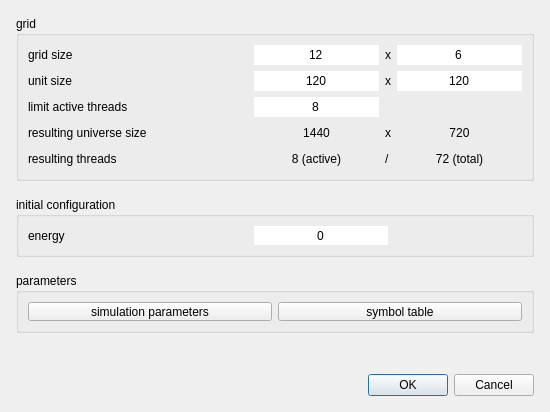
Above: source/Gui/NewSimulationDialog.ui from chrxh/alien before the change. Below: the same form after it.
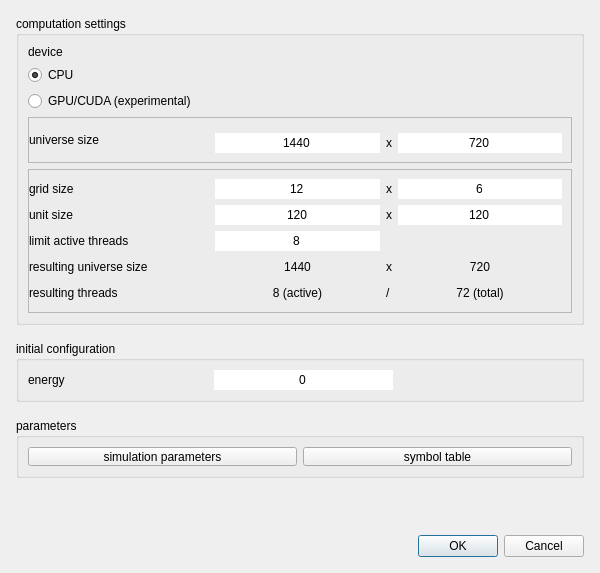
That is the form after the change.

Commit message: new simulation dialog extended: user can choose between cpu and gpu computation

The edit to the form file:
```diff
--- a/source/Gui/NewSimulationDialog.ui
+++ b/source/Gui/NewSimulationDialog.ui
@@ -6,8 +6,8 @@
    <rect>
     <x>0</x>
     <y>0</y>
-    <width>550</width>
-    <height>412</height>
+    <width>600</width>
+    <height>573</height>
    </rect>
   </property>
   <property name="minimumSize">
@@ -38,229 +38,6 @@
    <property name="spacing">
     <number>16</number>
    </property>
-   <item row="0" column="0">
-    <widget class="QGroupBox" name="groupBox">
-     <property name="sizePolicy">
-      <sizepolicy hsizetype="Preferred" vsizetype="Minimum">
-       <horstretch>0</horstretch>
-       <verstretch>0</verstretch>
-      </sizepolicy>
-     </property>
-     <property name="minimumSize">
-      <size>
-       <width>0</width>
-       <height>0</height>
-      </size>
-     </property>
-     <property name="title">
-      <string>grid</string>
-     </property>
-     <layout class="QGridLayout" name="gridLayout_2" columnstretch="0,0,0,0" columnminimumwidth="220,0,0,0">
-      <item row="0" column="1">
-       <widget class="QLineEdit" name="gridSizeXEdit">
-        <property name="text">
-         <string>12</string>
-        </property>
-        <property name="frame">
-         <bool>false</bool>
-        </property>
-        <property name="alignment">
-         <set>Qt::AlignCenter</set>
-        </property>
-       </widget>
-      </item>
-      <item row="1" column="2">
-       <widget class="QLabel" name="label_2">
-        <property name="text">
-         <string>x</string>
-        </property>
-       </widget>
-      </item>
-      <item row="3" column="2">
-       <widget class="QLabel" name="label_8">
-        <property name="enabled">
-         <bool>true</bool>
-        </property>
-        <property name="text">
-         <string>x</string>
-        </property>
-       </widget>
-      </item>
-      <item row="0" column="3">
-       <widget class="QLineEdit" name="gridSizeYEdit">
-        <property name="text">
-         <string>6</string>
-        </property>
-        <property name="frame">
-         <bool>false</bool>
-        </property>
-        <property name="alignment">
-         <set>Qt::AlignCenter</set>
-        </property>
-       </widget>
-      </item>
-      <item row="0" column="2">
-       <widget class="QLabel" name="label_5">
-        <property name="text">
-         <string>x</string>
-        </property>
-       </widget>
-      </item>
-      <item row="3" column="0">
-       <widget class="QLabel" name="label_7">
-        <property name="minimumSize">
-         <size>
-          <width>180</width>
-          <height>20</height>
-         </size>
-        </property>
-        <property name="text">
-         <string>resulting universe size</string>
-        </property>
-       </widget>
-      </item>
-      <item row="1" column="3">
-       <widget class="QLineEdit" name="unitSizeYEdit">
-        <property name="text">
-         <string>120</string>
-        </property>
-        <property name="frame">
-         <bool>false</bool>
-        </property>
-        <property name="alignment">
-         <set>Qt::AlignCenter</set>
-        </property>
-       </widget>
-      </item>
-      <item row="1" column="0">
-       <widget class="QLabel" name="label">
-        <property name="text">
-         <string>unit size</string>
-        </property>
-       </widget>
-      </item>
-      <item row="3" column="3">
-       <widget class="QLabel" name="universeSizeYLabel">
-        <property name="text">
-         <string>720</string>
-        </property>
-        <property name="alignment">
-         <set>Qt::AlignCenter</set>
-        </property>
-       </widget>
-      </item>
-      <item row="3" column="1">
-       <widget class="QLabel" name="universeSizeXLabel">
-        <property name="text">
-         <string>1440</string>
-        </property>
-        <property name="alignment">
-         <set>Qt::AlignCenter</set>
-        </property>
-       </widget>
-      </item>
-      <item row="1" column="1">
-       <widget class="QLineEdit" name="unitSizeXEdit">
-        <property name="text">
-         <string>120</string>
-        </property>
-        <property name="frame">
-         <bool>false</bool>
-        </property>
-        <property name="alignment">
-         <set>Qt::AlignCenter</set>
-        </property>
-       </widget>
-      </item>
-      <item row="0" column="0">
-       <widget class="QLabel" name="label_4">
-        <property name="text">
-         <string>grid size</string>
-        </property>
-       </widget>
-      </item>
-      <item row="4" column="3">
-       <widget class="QLabel" name="totalThreadsLabel">
-        <property name="text">
-         <string>72 (total)</string>
-        </property>
-        <property name="alignment">
-         <set>Qt::AlignCenter</set>
-        </property>
-       </widget>
-      </item>
-      <item row="4" column="2">
-       <widget class="QLabel" name="label_12">
-        <property name="text">
-         <string>/</string>
-        </property>
-       </widget>
-      </item>
-      <item row="4" column="1">
-       <widget class="QLabel" name="activeThreadsLabel">
-        <property name="text">
-         <string>8 (active)</string>
-        </property>
-        <property name="alignment">
-         <set>Qt::AlignCenter</set>
-        </property>
-       </widget>
-      </item>
-      <item row="2" column="0">
-       <widget class="QLabel" name="label_6">
-        <property name="minimumSize">
-         <size>
-          <width>180</width>
-          <height>0</height>
-         </size>
-        </property>
-        <property name="text">
-         <string>limit active threads</string>
-        </property>
-       </widget>
-      </item>
-      <item row="2" column="1">
-       <widget class="QLineEdit" name="maxThreadsEdit">
-        <property name="text">
-         <string>8</string>
-        </property>
-        <property name="frame">
-         <bool>false</bool>
-        </property>
-        <property name="alignment">
-         <set>Qt::AlignCenter</set>
-        </property>
-       </widget>
-      </item>
-      <item row="2" column="3">
-       <spacer name="horizontalSpacer">
-        <property name="orientation">
-         <enum>Qt::Horizontal</enum>
-        </property>
-        <property name="sizeHint" stdset="0">
-         <size>
-          <width>120</width>
-          <height>20</height>
-         </size>
-        </property>
-       </spacer>
-      </item>
-      <item row="4" column="0">
-       <widget class="QLabel" name="label_9">
-        <property name="minimumSize">
-         <size>
-          <width>0</width>
-          <height>20</height>
-         </size>
-        </property>
-        <property name="text">
-         <string>resulting threads</string>
-        </property>
-       </widget>
-      </item>
-     </layout>
-    </widget>
-   </item>
    <item row="1" column="0">
     <widget class="QGroupBox" name="groupBox_3">
      <property name="minimumSize">
@@ -272,7 +49,20 @@
      <property name="title">
       <string>initial configuration</string>
      </property>
-     <layout class="QGridLayout" name="gridLayout_3" columnminimumwidth="220,0,0">
+     <layout class="QGridLayout" name="gridLayout_3">
+      <item row="0" column="2">
+       <spacer name="horizontalSpacer_2">
+        <property name="orientation">
+         <enum>Qt::Horizontal</enum>
+        </property>
+        <property name="sizeHint" stdset="0">
+         <size>
+          <width>120</width>
+          <height>20</height>
+         </size>
+        </property>
+       </spacer>
+      </item>
       <item row="0" column="0">
        <widget class="QLabel" name="label_3">
         <property name="minimumSize">
@@ -299,19 +89,6 @@
         </property>
        </widget>
       </item>
-      <item row="0" column="2">
-       <spacer name="horizontalSpacer_2">
-        <property name="orientation">
-         <enum>Qt::Horizontal</enum>
-        </property>
-        <property name="sizeHint" stdset="0">
-         <size>
-          <width>120</width>
-          <height>20</height>
-         </size>
-        </property>
-       </spacer>
-      </item>
      </layout>
     </widget>
    </item>
@@ -373,6 +150,344 @@
      </property>
     </spacer>
    </item>
+   <item row="0" column="0">
+    <widget class="QGroupBox" name="groupBox">
+     <property name="sizePolicy">
+      <sizepolicy hsizetype="Preferred" vsizetype="Minimum">
+       <horstretch>0</horstretch>
+       <verstretch>0</verstretch>
+      </sizepolicy>
+     </property>
+     <property name="minimumSize">
+      <size>
+       <width>0</width>
+       <height>0</height>
+      </size>
+     </property>
+     <property name="title">
+      <string>computation settings</string>
+     </property>
+     <layout class="QGridLayout" name="gridLayout_2" columnstretch="0,0">
+      <item row="4" column="0" colspan="2">
+       <widget class="QFrame" name="cpuFrame">
+        <property name="minimumSize">
+         <size>
+          <width>0</width>
+          <height>50</height>
+         </size>
+        </property>
+        <property name="frameShape">
+         <enum>QFrame::StyledPanel</enum>
+        </property>
+        <property name="frameShadow">
+         <enum>QFrame::Raised</enum>
+        </property>
+        <layout class="QGridLayout" name="gridLayout_4">
+         <property name="leftMargin">
+          <number>0</number>
+         </property>
+         <item row="0" column="0">
+          <widget class="QLabel" name="label_4">
+           <property name="text">
+            <string>grid size</string>
+           </property>
+          </widget>
+         </item>
+         <item row="0" column="1">
+          <widget class="QLineEdit" name="gridSizeXEdit">
+           <property name="text">
+            <string>12</string>
+           </property>
+           <property name="frame">
+            <bool>false</bool>
+           </property>
+           <property name="alignment">
+            <set>Qt::AlignCenter</set>
+           </property>
+          </widget>
+         </item>
+         <item row="0" column="2">
+          <widget class="QLabel" name="label_5">
+           <property name="text">
+            <string>x</string>
+           </property>
+          </widget>
+         </item>
+         <item row="0" column="3">
+          <widget class="QLineEdit" name="gridSizeYEdit">
+           <property name="text">
+            <string>6</string>
+           </property>
+           <property name="frame">
+            <bool>false</bool>
+           </property>
+           <property name="alignment">
+            <set>Qt::AlignCenter</set>
+           </property>
+          </widget>
+         </item>
+         <item row="1" column="0">
+          <widget class="QLabel" name="label">
+           <property name="text">
+            <string>unit size</string>
+           </property>
+          </widget>
+         </item>
+         <item row="1" column="1">
+          <widget class="QLineEdit" name="unitSizeXEdit">
+           <property name="text">
+            <string>120</string>
+           </property>
+           <property name="frame">
+            <bool>false</bool>
+           </property>
+           <property name="alignment">
+            <set>Qt::AlignCenter</set>
+           </property>
+          </widget>
+         </item>
+         <item row="1" column="2">
+          <widget class="QLabel" name="label_2">
+           <property name="text">
+            <string>x</string>
+           </property>
+          </widget>
+         </item>
+         <item row="1" column="3">
+          <widget class="QLineEdit" name="unitSizeYEdit">
+           <property name="text">
+            <string>120</string>
+           </property>
+           <property name="frame">
+            <bool>false</bool>
+           </property>
+           <property name="alignment">
+            <set>Qt::AlignCenter</set>
+           </property>
+          </widget>
+         </item>
+         <item row="2" column="0">
+          <widget class="QLabel" name="label_6">
+           <property name="minimumSize">
+            <size>
+             <width>180</width>
+             <height>0</height>
+            </size>
+           </property>
+           <property name="text">
+            <string>limit active threads</string>
+           </property>
+          </widget>
+         </item>
+         <item row="2" column="1">
+          <widget class="QLineEdit" name="maxThreadsEdit">
+           <property name="text">
+            <string>8</string>
+           </property>
+           <property name="frame">
+            <bool>false</bool>
+           </property>
+           <property name="alignment">
+            <set>Qt::AlignCenter</set>
+           </property>
+          </widget>
+         </item>
+         <item row="2" column="3">
+          <spacer name="horizontalSpacer">
+           <property name="orientation">
+            <enum>Qt::Horizontal</enum>
+           </property>
+           <property name="sizeHint" stdset="0">
+            <size>
+             <width>120</width>
+             <height>20</height>
+            </size>
+           </property>
+          </spacer>
+         </item>
+         <item row="3" column="0">
+          <widget class="QLabel" name="label_7">
+           <property name="minimumSize">
+            <size>
+             <width>180</width>
+             <height>20</height>
+            </size>
+           </property>
+           <property name="text">
+            <string>resulting universe size</string>
+           </property>
+          </widget>
+         </item>
+         <item row="3" column="1">
+          <widget class="QLabel" name="universeSizeXLabel">
+           <property name="text">
+            <string>1440</string>
+           </property>
+           <property name="alignment">
+            <set>Qt::AlignCenter</set>
+           </property>
+          </widget>
+         </item>
+         <item row="3" column="2">
+          <widget class="QLabel" name="label_8">
+           <property name="enabled">
+            <bool>true</bool>
+           </property>
+           <property name="text">
+            <string>x</string>
+           </property>
+          </widget>
+         </item>
+         <item row="3" column="3">
+          <widget class="QLabel" name="universeSizeYLabel">
+           <property name="text">
+            <string>720</string>
+           </property>
+           <property name="alignment">
+            <set>Qt::AlignCenter</set>
+           </property>
+          </widget>
+         </item>
+         <item row="4" column="0">
+          <widget class="QLabel" name="label_9">
+           <property name="minimumSize">
+            <size>
+             <width>0</width>
+             <height>20</height>
+            </size>
+           </property>
+           <property name="text">
+            <string>resulting threads</string>
+           </property>
+          </widget>
+         </item>
+         <item row="4" column="1">
+          <widget class="QLabel" name="activeThreadsLabel">
+           <property name="text">
+            <string>8 (active)</string>
+           </property>
+           <property name="alignment">
+            <set>Qt::AlignCenter</set>
+           </property>
+          </widget>
+         </item>
+         <item row="4" column="2">
+          <widget class="QLabel" name="label_12">
+           <property name="text">
+            <string>/</string>
+           </property>
+          </widget>
+         </item>
+         <item row="4" column="3">
+          <widget class="QLabel" name="totalThreadsLabel">
+           <property name="text">
+            <string>72 (total)</string>
+           </property>
+           <property name="alignment">
+            <set>Qt::AlignCenter</set>
+           </property>
+          </widget>
+         </item>
+        </layout>
+       </widget>
+      </item>
+      <item row="2" column="0">
+       <widget class="QRadioButton" name="gpuDeviceRadioButton">
+        <property name="text">
+         <string>GPU/CUDA (experimental)</string>
+        </property>
+       </widget>
+      </item>
+      <item row="1" column="0">
+       <widget class="QRadioButton" name="cpuDeviceRadioButton">
+        <property name="text">
+         <string>CPU</string>
+        </property>
+        <property name="checked">
+         <bool>true</bool>
+        </property>
+       </widget>
+      </item>
+      <item row="0" column="0">
+       <widget class="QLabel" name="label_10">
+        <property name="text">
+         <string>device</string>
+        </property>
+       </widget>
+      </item>
+      <item row="3" column="0" colspan="2">
+       <widget class="QFrame" name="gpuFrame">
+        <property name="enabled">
+         <bool>true</bool>
+        </property>
+        <property name="minimumSize">
+         <size>
+          <width>0</width>
+          <height>40</height>
+         </size>
+        </property>
+        <property name="frameShape">
+         <enum>QFrame::StyledPanel</enum>
+        </property>
+        <property name="frameShadow">
+         <enum>QFrame::Raised</enum>
+        </property>
+        <layout class="QGridLayout" name="gridLayout_5">
+         <property name="leftMargin">
+          <number>0</number>
+         </property>
+         <item row="1" column="1">
+          <widget class="QLineEdit" name="gpuUniverseSizeXEdit">
+           <property name="text">
+            <string>1440</string>
+           </property>
+           <property name="frame">
+            <bool>false</bool>
+           </property>
+           <property name="alignment">
+            <set>Qt::AlignCenter</set>
+           </property>
+          </widget>
+         </item>
+         <item row="1" column="2">
+          <widget class="QLabel" name="label_13">
+           <property name="text">
+            <string>x</string>
+           </property>
+          </widget>
+         </item>
+         <item row="1" column="3">
+          <widget class="QLineEdit" name="gpuUniverseSizeYEdit">
+           <property name="text">
+            <string>720</string>
+           </property>
+           <property name="frame">
+            <bool>false</bool>
+           </property>
+           <property name="alignment">
+            <set>Qt::AlignCenter</set>
+           </property>
+          </widget>
+         </item>
+         <item row="0" column="0" rowspan="2">
+          <widget class="QLabel" name="label_11">
+           <property name="minimumSize">
+            <size>
+             <width>180</width>
+             <height>0</height>
+            </size>
+           </property>
+           <property name="text">
+            <string>universe size</string>
+           </property>
+          </widget>
+         </item>
+        </layout>
+       </widget>
+      </item>
+     </layout>
+    </widget>
+   </item>
   </layout>
  </widget>
  <tabstops>
```
Left out of the diff: 73 changed lines with no effect on the pictures. The commit also changes 11 other files.
